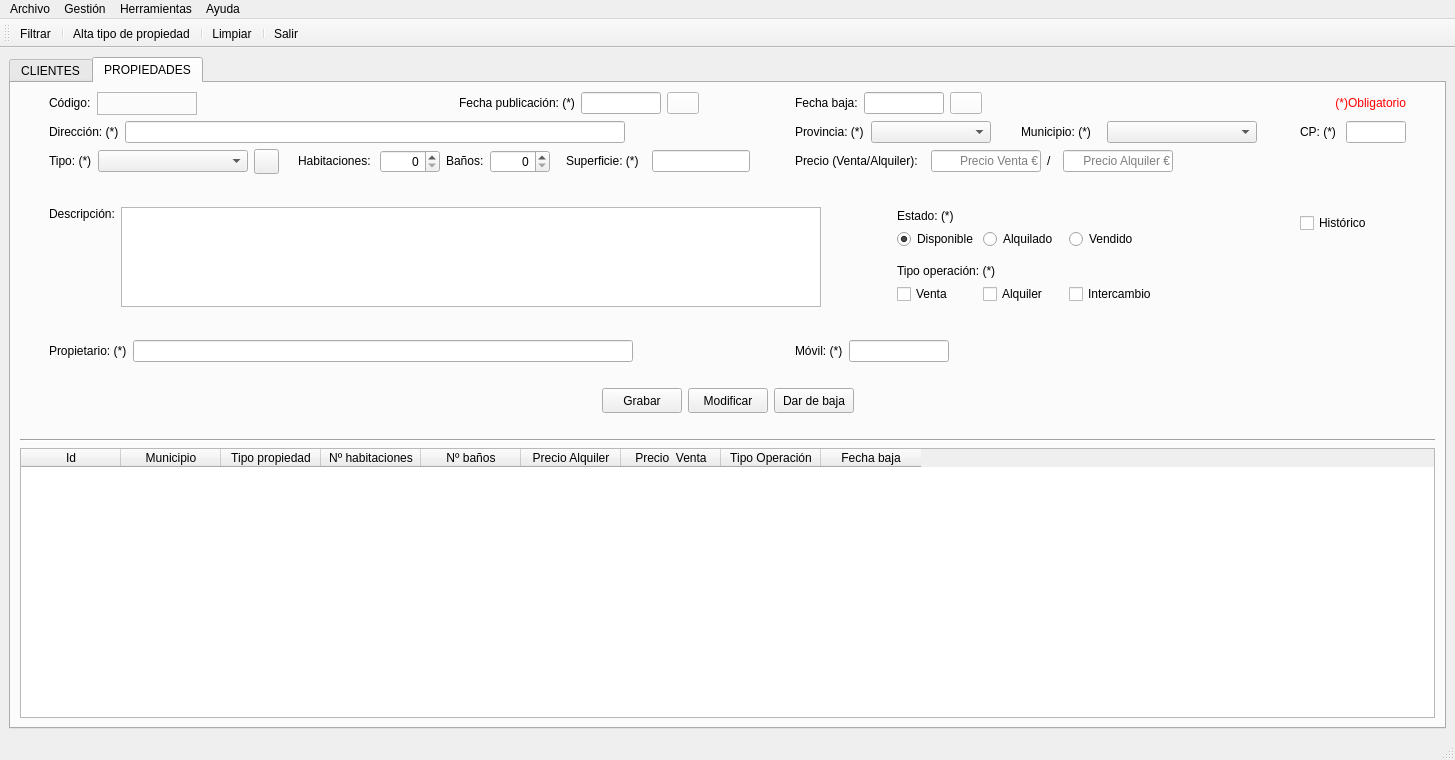
This is templates/venPrincipal.ui in yelkov/ProyectoDI as Qt 5 draws it before an edit. The edited form follows.
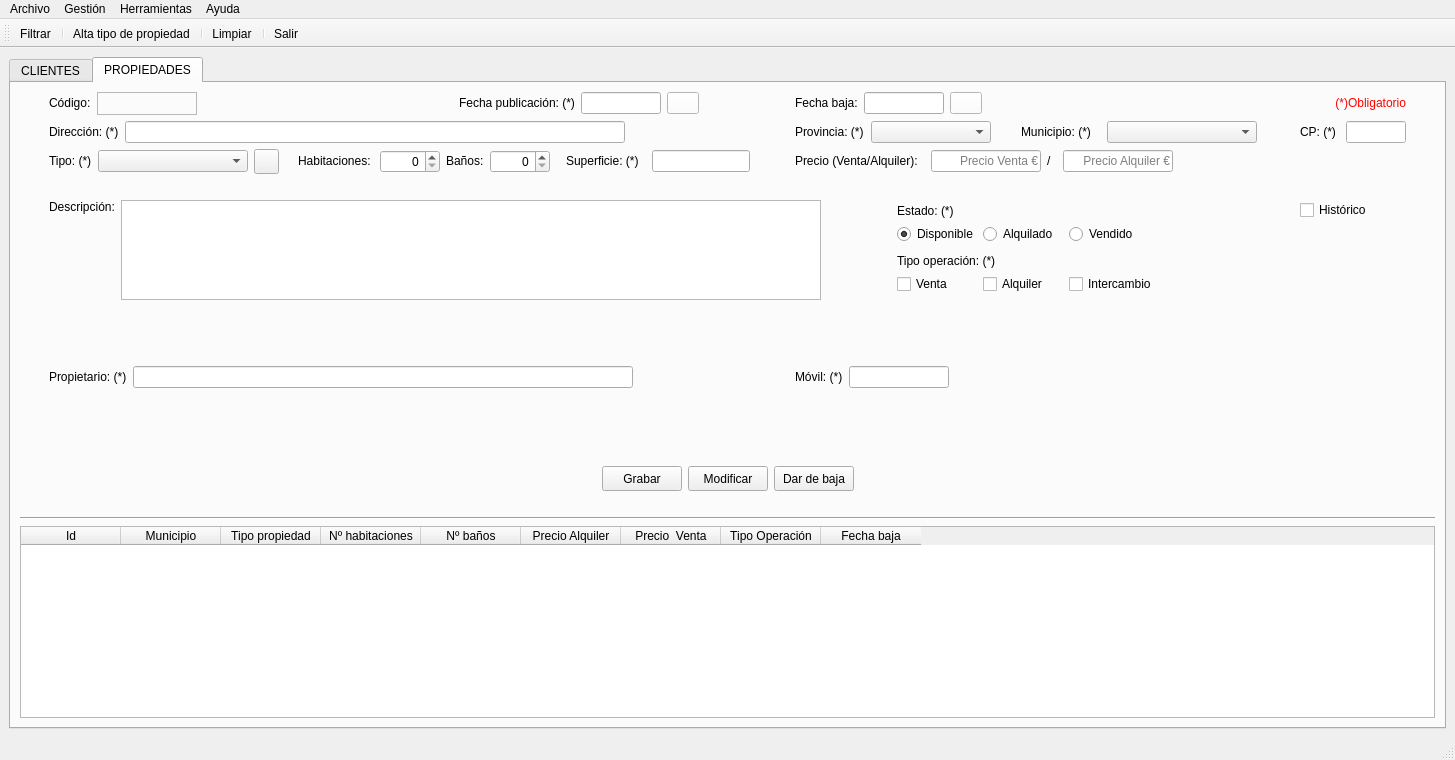
This is the edited form. Icons and pictures are not drawn.

Diff of the .ui file:
```diff
--- a/templates/venPrincipal.ui
+++ b/templates/venPrincipal.ui
@@ -1466,8 +1466,24 @@
             <item row="4" column="0" colspan="6">
              <layout class="QHBoxLayout" name="horizontalLayout_23">
               <item>
-               <layout class="QHBoxLayout" name="horizontalLayout_22">
-                <item>
+               <layout class="QGridLayout" name="gridLayout_6">
+                <item row="0" column="2">
+                 <spacer name="horizontalSpacer_18">
+                  <property name="orientation">
+                   <enum>Qt::Horizontal</enum>
+                  </property>
+                  <property name="sizeType">
+                   <enum>QSizePolicy::Expanding</enum>
+                  </property>
+                  <property name="sizeHint" stdset="0">
+                   <size>
+                    <width>20</width>
+                    <height>20</height>
+                   </size>
+                  </property>
+                 </spacer>
+                </item>
+                <item row="0" column="0">
                  <widget class="QLabel" name="lblDescriprop">
                   <property name="sizePolicy">
                    <sizepolicy hsizetype="Maximum" vsizetype="Fixed">
@@ -1495,7 +1511,7 @@
                   </property>
                  </widget>
                 </item>
-                <item>
+                <item row="0" column="1">
                  <widget class="QTextEdit" name="areatxtDescriprop">
                   <property name="sizePolicy">
                    <sizepolicy hsizetype="Fixed" vsizetype="Expanding">
@@ -1517,18 +1533,34 @@
                   </property>
                  </widget>
                 </item>
-                <item>
-                 <spacer name="horizontalSpacer_18">
+                <item row="1" column="0">
+                 <spacer name="verticalSpacer_10">
                   <property name="orientation">
-                   <enum>Qt::Horizontal</enum>
+                   <enum>Qt::Vertical</enum>
                   </property>
                   <property name="sizeType">
-                   <enum>QSizePolicy::Expanding</enum>
+                   <enum>QSizePolicy::Fixed</enum>
                   </property>
                   <property name="sizeHint" stdset="0">
                    <size>
                     <width>20</width>
-                    <height>20</height>
+                    <height>40</height>
+                   </size>
+                  </property>
+                 </spacer>
+                </item>
+                <item row="1" column="1">
+                 <spacer name="verticalSpacer_11">
+                  <property name="orientation">
+                   <enum>Qt::Vertical</enum>
+                  </property>
+                  <property name="sizeType">
+                   <enum>QSizePolicy::Fixed</enum>
+                  </property>
+                  <property name="sizeHint" stdset="0">
+                   <size>
+                    <width>20</width>
+                    <height>40</height>
                    </size>
                   </property>
                  </spacer>
@@ -1760,6 +1792,22 @@
                     </item>
                    </layout>
                   </item>
+                  <item>
+                   <spacer name="verticalSpacer_9">
+                    <property name="orientation">
+                     <enum>Qt::Vertical</enum>
+                    </property>
+                    <property name="sizeType">
+                     <enum>QSizePolicy::Fixed</enum>
+                    </property>
+                    <property name="sizeHint" stdset="0">
+                     <size>
+                      <width>20</width>
+                      <height>40</height>
+                     </size>
+                    </property>
+                   </spacer>
+                  </item>
                  </layout>
                 </item>
                </layout>
@@ -1833,22 +1881,6 @@
             </item>
             <item row="4" column="6">
              <layout class="QVBoxLayout" name="verticalLayout_6">
-              <item>
-               <spacer name="verticalSpacer_7">
-                <property name="orientation">
-                 <enum>Qt::Vertical</enum>
-                </property>
-                <property name="sizeType">
-                 <enum>QSizePolicy::Fixed</enum>
-                </property>
-                <property name="sizeHint" stdset="0">
-                 <size>
-                  <width>20</width>
-                  <height>13</height>
-                 </size>
-                </property>
-               </spacer>
-              </item>
               <item>
                <widget class="QCheckBox" name="chkHistoriaprop">
                 <property name="text">
@@ -1856,11 +1888,27 @@
                 </property>
                </widget>
               </item>
+              <item>
+               <spacer name="verticalSpacer_7">
+                <property name="orientation">
+                 <enum>Qt::Vertical</enum>
+                </property>
+                <property name="sizeHint" stdset="0">
+                 <size>
+                  <width>20</width>
+                  <height>40</height>
+                 </size>
+                </property>
+               </spacer>
+              </item>
               <item>
                <spacer name="verticalSpacer_6">
                 <property name="orientation">
                  <enum>Qt::Vertical</enum>
                 </property>
+                <property name="sizeType">
+                 <enum>QSizePolicy::Fixed</enum>
+                </property>
                 <property name="sizeHint" stdset="0">
                  <size>
                   <width>20</width>
@@ -2227,7 +2275,7 @@
            <enum>Qt::Vertical</enum>
           </property>
           <property name="sizeType">
-           <enum>QSizePolicy::Fixed</enum>
+           <enum>QSizePolicy::Expanding</enum>
           </property>
           <property name="sizeHint" stdset="0">
            <size>
```
Left out of the diff: 33 changed lines with no effect on the pictures.
